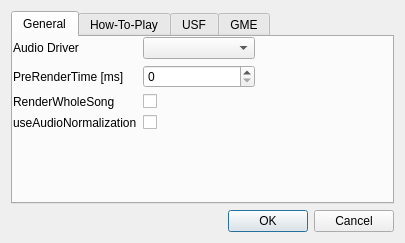
First picture: the form in gui/configdialog.ui, repository derselbst/ANMP, before the edit.
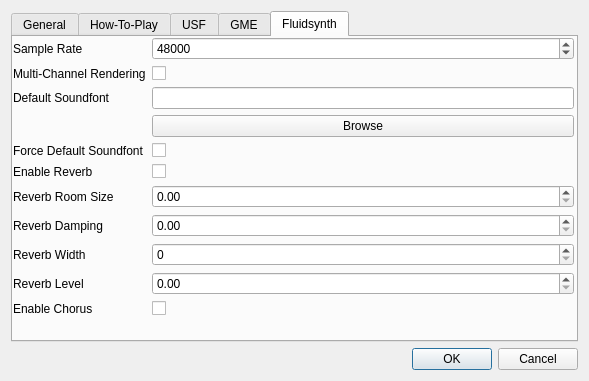
Second picture: the form after the edit. The open tabs and pages were chosen to show the change.

Commit message:
update configdialog for fluidsynth
and clean it up

Patch:
```diff
--- a/gui/configdialog.ui
+++ b/gui/configdialog.ui
@@ -6,8 +6,8 @@
    <rect>
     <x>0</x>
     <y>0</y>
-    <width>405</width>
-    <height>243</height>
+    <width>589</width>
+    <height>381</height>
    </rect>
   </property>
   <property name="windowTitle">
@@ -18,6 +18,12 @@
     <layout class="QVBoxLayout" name="verticalLayout">
      <item>
       <widget class="QTabWidget" name="tabWidget">
+       <property name="sizePolicy">
+        <sizepolicy hsizetype="Preferred" vsizetype="Expanding">
+         <horstretch>0</horstretch>
+         <verstretch>0</verstretch>
+        </sizepolicy>
+       </property>
        <property name="currentIndex">
         <number>0</number>
        </property>
@@ -30,8 +36,8 @@
           <rect>
            <x>0</x>
            <y>0</y>
-           <width>242</width>
-           <height>103</height>
+           <width>561</width>
+           <height>191</height>
           </rect>
          </property>
          <layout class="QVBoxLayout" name="verticalLayout_3" stretch="0">
@@ -307,6 +313,202 @@
          </layout>
         </widget>
        </widget>
+       <widget class="QWidget" name="fluidsynth">
+        <attribute name="title">
+         <string>Fluidsynth</string>
+        </attribute>
+        <widget class="QWidget" name="formLayoutWidget_4">
+         <property name="geometry">
+          <rect>
+           <x>0</x>
+           <y>0</y>
+           <width>561</width>
+           <height>291</height>
+          </rect>
+         </property>
+         <layout class="QFormLayout" name="formLayout_5">
+          <property name="sizeConstraint">
+           <enum>QLayout::SetMaximumSize</enum>
+          </property>
+          <property name="fieldGrowthPolicy">
+           <enum>QFormLayout::AllNonFixedFieldsGrow</enum>
+          </property>
+          <property name="labelAlignment">
+           <set>Qt::AlignLeading|Qt::AlignLeft|Qt::AlignVCenter</set>
+          </property>
+          <property name="formAlignment">
+           <set>Qt::AlignLeading|Qt::AlignLeft|Qt::AlignTop</set>
+          </property>
+          <item row="0" column="0">
+           <widget class="QLabel" name="label_14">
+            <property name="whatsThis">
+             <string>&lt;html&gt;&lt;head/&gt;&lt;body&gt;&lt;p&gt;The samplerate at which fluidsynth shall synthesize.&lt;/p&gt;&lt;p&gt;&lt;br/&gt;&lt;/p&gt;&lt;p&gt;Range: [8000;96000]&lt;/p&gt;&lt;/body&gt;&lt;/html&gt;</string>
+            </property>
+            <property name="text">
+             <string>Sample Rate</string>
+            </property>
+           </widget>
+          </item>
+          <item row="0" column="1">
+           <widget class="QSpinBox" name="spinFluidSampleRate">
+            <property name="minimum">
+             <number>8000</number>
+            </property>
+            <property name="maximum">
+             <number>96000</number>
+            </property>
+            <property name="value">
+             <number>48000</number>
+            </property>
+           </widget>
+          </item>
+          <item row="1" column="0">
+           <widget class="QLabel" name="label_15">
+            <property name="whatsThis">
+             <string>&lt;html&gt;&lt;head/&gt;&lt;body&gt;&lt;p&gt;Whether each midi channel gets rendered to a distinct stereo channel. Thus enabling this option will give 16*2=32 audio channels.&lt;/p&gt;&lt;p&gt;&lt;br/&gt;&lt;/p&gt;&lt;p&gt;Enabling this option usually only makes sence when using Jackd as audio driver, or directly writing WAVE files.&lt;/p&gt;&lt;p&gt;&lt;br/&gt;&lt;/p&gt;&lt;p&gt;&lt;span style=&quot; font-weight:600;&quot;&gt;Warning:&lt;/span&gt; This option is very memory hungry when having enabled the &lt;span style=&quot; font-style:italic;&quot;&gt;RenderWholeSong&lt;/span&gt; option!&lt;/p&gt;&lt;/body&gt;&lt;/html&gt;</string>
+            </property>
+            <property name="text">
+             <string>Multi-Channel Rendering</string>
+            </property>
+           </widget>
+          </item>
+          <item row="1" column="1">
+           <widget class="QCheckBox" name="checkMultiChannel">
+            <property name="text">
+             <string/>
+            </property>
+           </widget>
+          </item>
+          <item row="2" column="0">
+           <widget class="QLabel" name="label_16">
+            <property name="whatsThis">
+             <string>&lt;html&gt;&lt;head/&gt;&lt;body&gt;&lt;p&gt;Specify the default soundfont to use, when no other suited soundfonts could be found for a MIDI file. Usually you should specify a GeneralMidi conform soundfont here.&lt;/p&gt;&lt;/body&gt;&lt;/html&gt;</string>
+            </property>
+            <property name="text">
+             <string>Default Soundfont</string>
+            </property>
+           </widget>
+          </item>
+          <item row="5" column="0">
+           <widget class="QLabel" name="label_23">
+            <property name="text">
+             <string>Force Default Soundfont</string>
+            </property>
+           </widget>
+          </item>
+          <item row="5" column="1">
+           <widget class="QCheckBox" name="checkForceDefaultSf">
+            <property name="text">
+             <string/>
+            </property>
+           </widget>
+          </item>
+          <item row="6" column="0">
+           <widget class="QLabel" name="label_17">
+            <property name="text">
+             <string>Enable Reverb</string>
+            </property>
+           </widget>
+          </item>
+          <item row="6" column="1">
+           <widget class="QCheckBox" name="checkReverb">
+            <property name="text">
+             <string/>
+            </property>
+           </widget>
+          </item>
+          <item row="7" column="0">
+           <widget class="QLabel" name="label_18">
+            <property name="text">
+             <string>Reverb Room Size</string>
+            </property>
+           </widget>
+          </item>
+          <item row="7" column="1">
+           <widget class="QDoubleSpinBox" name="spinRoomSize">
+            <property name="maximum">
+             <double>1.200000000000000</double>
+            </property>
+            <property name="singleStep">
+             <double>0.100000000000000</double>
+            </property>
+           </widget>
+          </item>
+          <item row="8" column="0">
+           <widget class="QLabel" name="label_19">
+            <property name="text">
+             <string>Reverb Damping</string>
+            </property>
+           </widget>
+          </item>
+          <item row="8" column="1">
+           <widget class="QDoubleSpinBox" name="spinDamping">
+            <property name="maximum">
+             <double>1.000000000000000</double>
+            </property>
+            <property name="singleStep">
+             <double>0.100000000000000</double>
+            </property>
+           </widget>
+          </item>
+          <item row="9" column="0">
+           <widget class="QLabel" name="label_20">
+            <property name="text">
+             <string>Reverb Width</string>
+            </property>
+           </widget>
+          </item>
+          <item row="9" column="1">
+           <widget class="QSpinBox" name="spinWidth">
+            <property name="maximum">
+             <number>100</number>
+            </property>
+           </widget>
+          </item>
+          <item row="10" column="0">
+           <widget class="QLabel" name="label_21">
+            <property name="text">
+             <string>Reverb Level</string>
+            </property>
+           </widget>
+          </item>
+          <item row="10" column="1">
+           <widget class="QDoubleSpinBox" name="spinLevel">
+            <property name="maximum">
+             <double>1.000000000000000</double>
+            </property>
+            <property name="singleStep">
+             <double>0.100000000000000</double>
+            </property>
+           </widget>
+          </item>
+          <item row="11" column="0">
+           <widget class="QLabel" name="label_22">
+            <property name="text">
+             <string>Enable Chorus</string>
+            </property>
+           </widget>
+          </item>
+          <item row="11" column="1">
+           <widget class="QCheckBox" name="checkChorus">
+            <property name="text">
+             <string/>
+            </property>
+           </widget>
+          </item>
+          <item row="2" column="1">
+           <widget class="QLineEdit" name="defaultSF2Path"/>
+          </item>
+          <item row="3" column="1">
+           <widget class="QPushButton" name="browseSF2">
+            <property name="text">
+             <string>Browse</string>
+            </property>
+           </widget>
+          </item>
+         </layout>
+        </widget>
+       </widget>
       </widget>
      </item>
     </layout>
```
Left out of the diff: 12 changed lines with no effect on the pictures. The commit also changes 2 other files.
